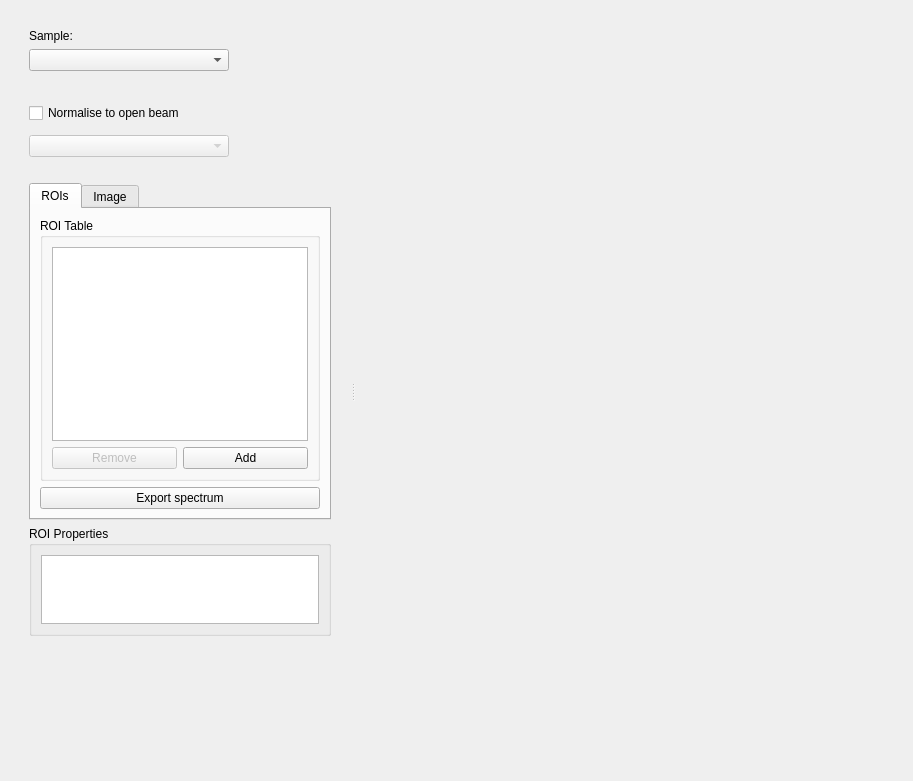
Above: mantidimaging/gui/ui/spectrum_viewer.ui from mantidproject/mantidimaging before the change. Below: the same form after it.
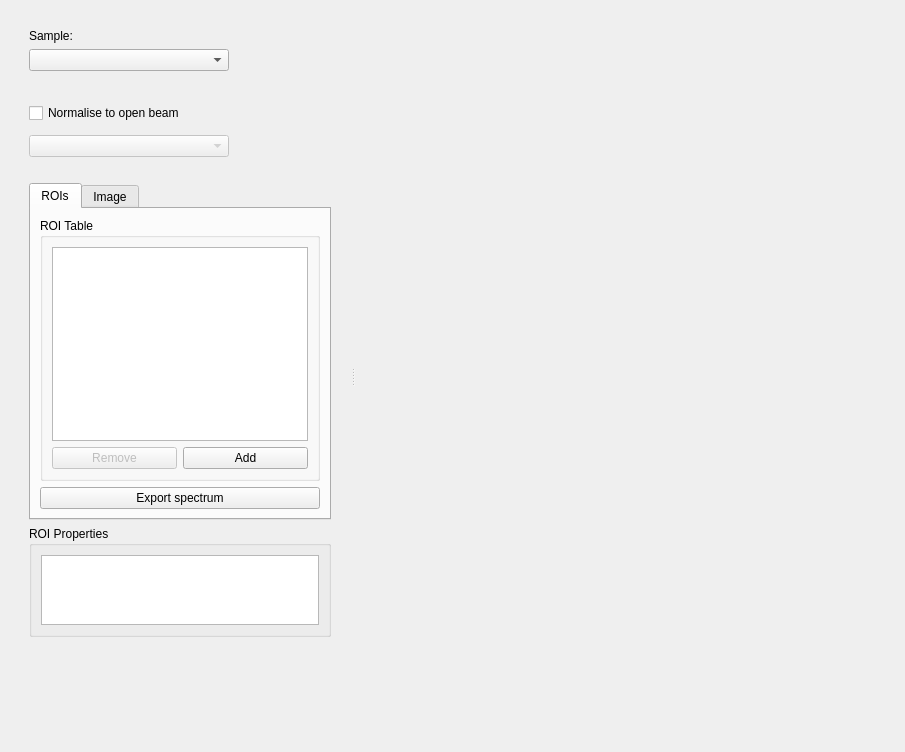
That is the form after the change. Custom widgets are drawn as their Qt base class.

```diff
--- a/mantidimaging/gui/ui/spectrum_viewer.ui
+++ b/mantidimaging/gui/ui/spectrum_viewer.ui
@@ -6,8 +6,8 @@
    <rect>
     <x>0</x>
     <y>0</y>
-    <width>913</width>
-    <height>781</height>
+    <width>905</width>
+    <height>752</height>
    </rect>
   </property>
   <property name="windowTitle">
@@ -361,7 +361,7 @@
           <property name="maximumSize">
            <size>
             <width>16777215</width>
-            <height>110</height>
+            <height>200</height>
            </size>
           </property>
           <property name="title">
@@ -379,9 +379,12 @@
              <property name="maximumSize">
               <size>
                <width>16777215</width>
-               <height>100</height>
+               <height>200</height>
               </size>
              </property>
+             <property name="sizeAdjustPolicy">
+              <enum>QAbstractScrollArea::AdjustToContentsOnFirstShow</enum>
+             </property>
             </widget>
            </item>
           </layout>
```
